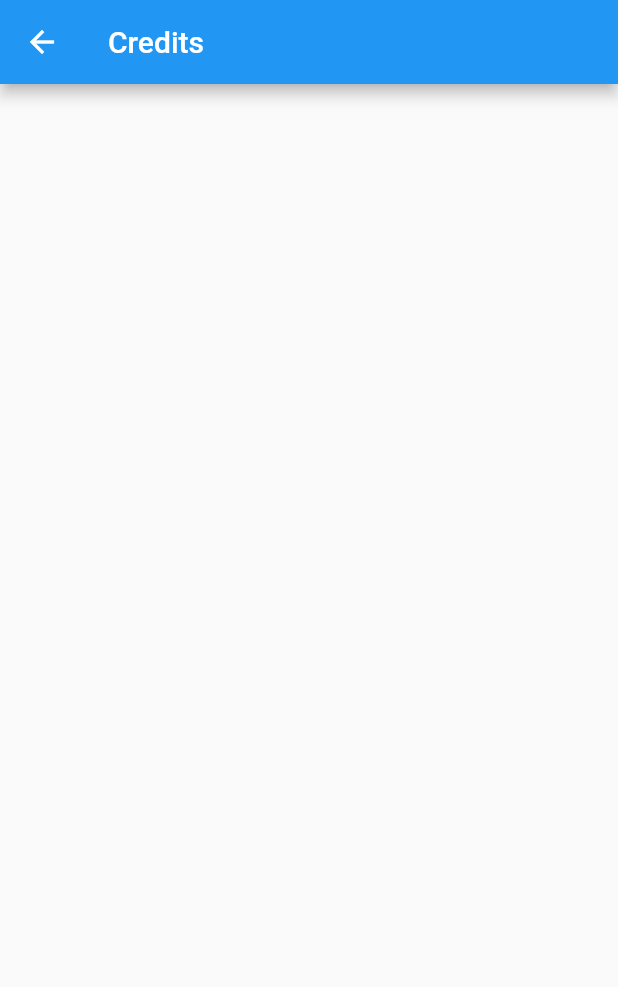
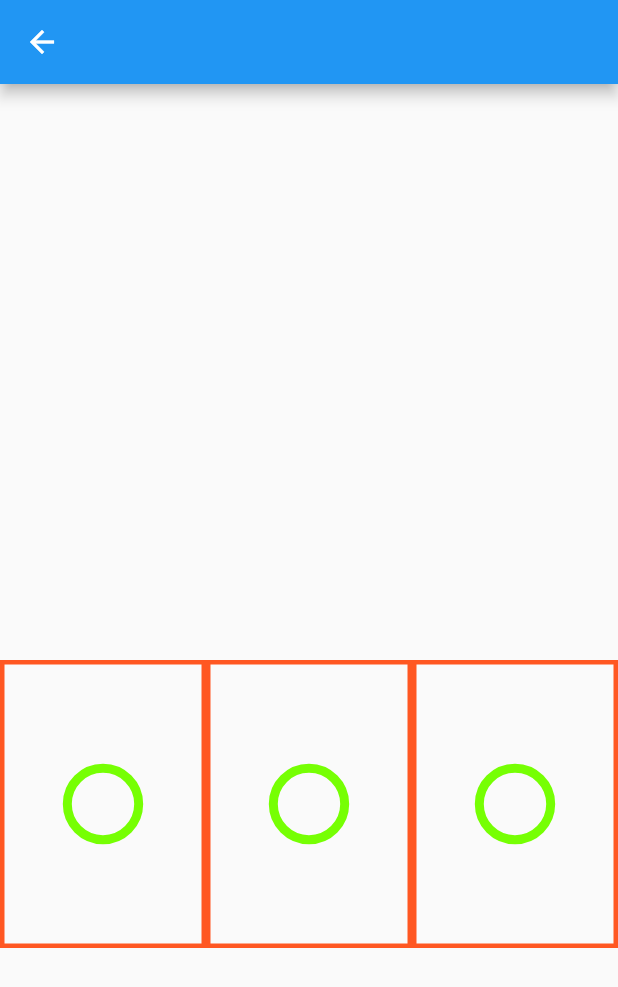
Before and after one commit to fede-da/Tris, a Flutter app: the CreditsPage screen opened directly, on a phone screen of 412 x 824 dp. Shown: the top 987 px of the screen. Run offline on Flutter 3.47's test engine with Material 2 defaults, Android fonts, the phone set to English and light mode, and no system bars; our stand-ins replace bloc, flutter_bloc, hydrated_bloc.

Commit message:
Aggiunti disegni di X e O

```diff
--- a/tris/lib/main.dart
+++ b/tris/lib/main.dart
@@ -5,7 +5,7 @@ import 'package:hydrated_bloc/hydrated_bloc.dart';
 import 'package:path_provider/path_provider.dart';
 import 'package:provider/provider.dart';
 import 'package:tris/src/features/blocs/stats_bloc/stats_bloc.dart';
-import 'package:tris/src/utils/my_painter.dart';
+import 'package:tris/src/utils/cross_painter.dart';
 
 import 'src/init/bloc_observer.dart';
 import 'src/init/my_app.dart';
--- a/tris/lib/src/common_widgets/tris/circle_square.dart
+++ b/tris/lib/src/common_widgets/tris/circle_square.dart
@@ -1,35 +1,21 @@
 import 'package:flutter/material.dart';
 import 'package:flutter/src/widgets/container.dart';
 import 'package:flutter/src/widgets/framework.dart';
+import 'package:provider/provider.dart';
 import 'package:tris/src/common_widgets/tris/base_square.dart';
 import 'package:tris/src/common_widgets/tris/signs.dart';
 import 'package:tris/src/common_widgets/tris/square.dart';
-
-// class CircleSquare extends StatelessWidget {
-//   CircleSquare._(this.id, this.sides);
-//   final int id;
-//   List<int> sides = [];
-
-//   static CircleSquare copyWith(Square square) =>
-//       CircleSquare._(square.getId(), square.sides);
-
-//   @override
-//   Widget build(BuildContext context) {
-//     return Expanded(
-//       flex: 1,
-//       child: Container(
-//         color: Colors.green,
-//       ),
-//     );
-//   }
-// }
+import 'package:tris/src/utils/circle_painter.dart';
+import 'package:tris/src/utils/cross_painter.dart';
+import 'package:tris/src/utils/sizer.dart';
+import 'package:tris/src/utils/key_painting.dart';
 
 class CircleSquare extends BaseSquare {
-  const CircleSquare(
-      {super.key, required super.sides, super.sign = Signs.circle});
+  CircleSquare({required super.sides, super.sign = Signs.circle});
 
   @override
   Widget build(BuildContext context) {
+    final double size = (context.read<Sizer>().getSquareWidth()) / 4;
     Color customColor = Theme.of(context).splashColor;
     Color defaultColor = Colors.transparent;
     BorderSide customBorder = BorderSide(color: customColor, width: 3);
@@ -39,17 +25,16 @@ class CircleSquare extends BaseSquare {
       flex: 1,
       child: Container(
         decoration: BoxDecoration(
-            color: Colors.greenAccent[400],
           border: Border(
             left: sides.contains(0) ? customBorder : defaultBorder,
             top: sides.contains(1) ? customBorder : defaultBorder,
             right: sides.contains(2) ? customBorder : defaultBorder,
             bottom: sides.contains(3) ? customBorder : defaultBorder,
-            )),
+          ),
+        ),
         child: Center(
-          child: Container(
-              // child:
-              //     CustomPaint(painter: context.read<TrisHandler>().getPainter()),
+          child: CustomPaint(
+            painter: CirclePainter(p: const Offset(0, 0), length: size),
           ),
         ),
       ),
--- a/tris/lib/src/routes.dart
+++ b/tris/lib/src/routes.dart
@@ -16,7 +16,7 @@ class AppRouter {
       case '/Statistics':
         return MaterialPageRoute(builder: (_) => const StatisticsPage());
       case '/Credits':
-        return MaterialPageRoute(builder: (_) => const CreditsPage());
+        return MaterialPageRoute(builder: (_) => CreditsPage());
       case '/LocalGame':
         return MaterialPageRoute(builder: (_) => const LocalGameView());
       case '/IAGame':
--- a/tris/lib/src/tris/turn/cross_turn.dart
+++ b/tris/lib/src/tris/turn/cross_turn.dart
@@ -8,6 +8,8 @@ import '../../common_widgets/tris/square.dart';
 class CrossTurn implements Turn {
   @override
   BaseSquare getSquareFromTurn(List<int> sides) {
-    return CrossSquare(sides: sides);
+    return CrossSquare(
+      sides: sides,
+    );
   }
 }
--- /dev/null
+++ b/tris/lib/src/utils/circle_painter.dart
@@ -0,0 +1,35 @@
+import 'package:flutter/material.dart';
+
+//Vedi come funziona la libreria CustomPainter : https://api.flutter.dev/flutter/widgets/CustomPaint-class.html
+
+class CirclePainter extends CustomPainter {
+  CirclePainter({required this.p, required this.length}) : super() {
+    myPaint.color = const Color.fromARGB(255, 118, 255, 3);
+  }
+  final double length;
+
+  //p1 il punto sullo schermo di inizio della funzione paint (disegna linea)
+  final Offset p;
+
+  //myPaint contiene le informazioni relative a colore,
+  //larghezza del tratto...
+  final Paint myPaint = Paint()
+    ..strokeWidth = 6
+    ..style = PaintingStyle.stroke
+    ..color = const Color.fromARGB(255, 213, 1, 1);
+
+  //Prende in input due offset (coordinate) e disegna una x
+  @override
+  void paint(Canvas canvas, Size size) {
+    //NB quando incrementiamo o diminuiamo x ed y ci muoviamo al contrario
+    //rispetto agli assi cartesiani tradizionali. Ad es y + 10 non si trova
+    //più in alto ma più in basso
+    canvas.drawCircle(p, length, myPaint);
+  }
+
+  //Non ho capito ma non dovrebbe essere importante al momento
+  @override
+  bool shouldRepaint(CustomPainter old) {
+    return false;
+  }
+}
--- a/tris/lib/src/views/credits.dart
+++ b/tris/lib/src/views/credits.dart
@@ -1,15 +1,46 @@
 import 'package:flutter/material.dart';
 import 'package:flutter/src/widgets/container.dart';
 import 'package:flutter/src/widgets/framework.dart';
+import 'package:tris/src/common_widgets/tris/circle_square.dart';
+import 'package:tris/src/common_widgets/tris/cross_square.dart';
 
 class CreditsPage extends StatelessWidget {
-  const CreditsPage({super.key});
+  CreditsPage({super.key});
+  GlobalKey gk1 = GlobalKey();
+  GlobalKey gk2 = GlobalKey();
+  GlobalKey gk3 = GlobalKey();
 
   @override
   Widget build(BuildContext context) {
     return Scaffold(
-      appBar: AppBar(
-        title: const Text("Credits"),
+      appBar: AppBar(),
+      body: Column(
+        children: [
+          Expanded(
+            flex: 1,
+            child: Container(),
+          ),
+          Expanded(
+            flex: 1,
+            child: Container(),
+          ),
+          Expanded(
+            flex: 1,
+            child: Row(
+              children: [
+                CircleSquare(sides: const [0, 1, 2, 3]),
+                CircleSquare(sides: const [0, 1, 2, 3]),
+                CircleSquare(
+                  sides: const [0, 1, 2, 3],
+                ),
+              ],
+            ),
+          ),
+          Expanded(
+            flex: 1,
+            child: Container(),
+          ),
+        ],
       ),
     );
   }
```
Also changed, not shown: tris/lib/src/common_widgets/tris/base_square.dart (+5 -2 lines), tris/lib/src/common_widgets/tris/cross_square.dart (+15 -6 lines), tris/lib/src/common_widgets/tris/square.dart (+3 -31 lines), tris/lib/src/handler/tris_handler.dart (+8 -11 lines), tris/lib/src/tris/tris.dart (+6 -5 lines), tris/lib/src/utils/cross_painter.dart (added, +37 -0 lines), tris/lib/src/utils/key_painting.dart (added, +14 -0 lines), tris/lib/src/utils/my_painter.dart (deleted, +0 -46 lines). Lines whose indentation alone changed are shown as unchanged.
